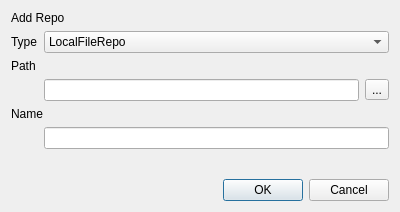
The window that repodialog.ui (robguthrie/dudley) describes before a commit, drawn with Qt 5.
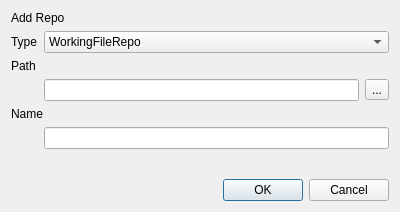
The same window after the commit.

```diff
--- a/repodialog.ui
+++ b/repodialog.ui
@@ -34,7 +34,7 @@
       <widget class="QComboBox" name="comboBox">
        <item>
         <property name="text">
-         <string>LocalFileRepo</string>
+         <string>WorkingFileRepo</string>
         </property>
        </item>
        <item>
```
Left out of the diff: 9 changed lines with no effect on the pictures.
